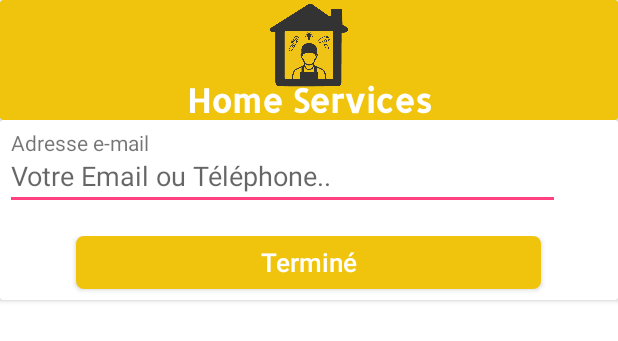
After one commit to harasarah/AtelierGL, an Android app: the layout activity_password_oublier.xml on its own in the app's theme, with its tools: preview values and no code run, on a phone screen of 412 x 824 dp. The commit adds this screen. Shown: the top 341 px of the screen. Run offline under Robolectric (Android 15) with nearby library versions, the phone set to English and light mode, and no system bars.

Commit message:
Password oublié V1

```diff
--- a/app/src/main/java/com/example/sarah/ateliergl/MainActivity.java
+++ b/app/src/main/java/com/example/sarah/ateliergl/MainActivity.java
@@ -8,6 +8,6 @@ public class MainActivity extends AppCompatActivity {
     @Override
     protected void onCreate(Bundle savedInstanceState) {
         super.onCreate(savedInstanceState);
-        setContentView(R.layout.activity_login);
+        setContentView(R.layout.activity_password_oublier);
     }
 }
--- /dev/null
+++ b/app/src/main/res/drawable/background_shape_mail_and_pass.xml
@@ -0,0 +1,6 @@
+<?xml version="1.0" encoding="utf-8"?>
+<shape xmlns:android="http://schemas.android.com/apk/res/android" android:shape="rectangle">
+<solid android:color="#fff"/>
+    <corners android:radius="0dp"></corners>
+    <stroke android:width="2dp"></stroke>
+</shape>
--- /dev/null
+++ b/app/src/main/res/drawable/rectangle_password_oublier.xml
@@ -0,0 +1,11 @@
+<?xml version="1.0" encoding="utf-8"?>
+<shape xmlns:android="http://schemas.android.com/apk/res/android" android:id="@+id/listview_background_shape">
+    <stroke android:width="2dp" android:color="#ff207d94" />
+    <padding android:left="2dp"
+        android:top="2dp"
+        android:right="2dp"
+        android:bottom="2dp" />
+    <corners android:radius="5dp" />
+    <solid android:color="#f0c40d" />
+    <stroke android:width="0dp"/>
+</shape>
--- /dev/null
+++ b/app/src/main/res/layout/activity_password_oublier.xml
@@ -0,0 +1,100 @@
+<?xml version="1.0" encoding="utf-8"?>
+<RelativeLayout xmlns:android="http://schemas.android.com/apk/res/android"
+    xmlns:app="http://schemas.android.com/apk/res-auto"
+    xmlns:tools="http://schemas.android.com/tools"
+    android:layout_width="match_parent"
+    android:layout_height="match_parent"
+    android:background="@android:color/white"
+    tools:context=".MainActivity">
+
+    <android.support.v7.widget.CardView
+        android:id="@+id/cardview1"
+        android:layout_width="match_parent"
+        android:layout_height="80dp"
+
+
+        app:cardBackgroundColor="#f0c40d">
+
+        <RelativeLayout
+            android:layout_width="200dp"
+            android:layout_height="90dp"
+            android:layout_gravity="center"
+            android:id="@+id/rl1">
+
+            <ImageView
+                android:id="@+id/imageView"
+                android:layout_width="match_parent"
+                android:layout_height="55dp"
+                android:contentDescription="Logo haut"
+                app:srcCompat="@drawable/logo_house_services2"
+                android:layout_marginTop="7dp"
+
+                />
+
+            <TextView
+                android:layout_width="match_parent"
+                android:layout_height="26dp"
+                android:layout_below="@id/imageView"
+                android:layout_marginTop="-6dp"
+                android:fontFamily="@font/allerta"
+                android:gravity="center_horizontal"
+                android:text="Home Services"
+                android:textColor="#fff"
+                android:textSize="22sp"
+                android:textStyle="bold"
+
+
+                app:fontFamily="@font/allerta" />
+        </RelativeLayout>
+    </android.support.v7.widget.CardView>
+    <android.support.v7.widget.CardView
+        android:layout_width="match_parent"
+        android:layout_height="120dp"
+        android:layout_below="@id/cardview1"
+        android:background="@drawable/background_shape_mail_and_pass">
+        <RelativeLayout
+            android:layout_width="match_parent"
+            android:layout_height="match_parent">
+        <TextView
+            android:id="@+id/mail_adresse"
+            android:layout_width="100dp"
+            android:layout_height="20dp"
+            android:text="Adresse e-mail"
+            android:layout_marginLeft="7dp"
+            android:layout_marginTop="5dp"
+            />
+
+        <EditText
+            android:id="@+id/champ_email"
+            android:layout_width="370dp"
+            android:layout_height="40dp"
+            android:hint="@string/CONNEXION_email_hint"
+            android:layout_marginTop="20dp"
+            android:layout_marginLeft="3dp"
+            />
+        <RelativeLayout
+            android:layout_width="match_parent"
+            android:layout_height="50dp"
+            android:layout_alignParentBottom="true"
+            android:gravity="center_horizontal"
+            android:layout_marginBottom="-7dp">
+        <Button
+            android:layout_width="310dp"
+            android:layout_height="35dp"
+            android:text="Terminé"
+            android:textColor="#fff"
+            android:textSize="17sp"
+            android:textAllCaps="false"
+            android:background="@drawable/rectangle_password_oublier"
+            />
+        </RelativeLayout>
+        </RelativeLayout>
+    </android.support.v7.widget.CardView>
+
+
+
+
+
+
+
+</RelativeLayout>
```
Also changed, not shown: app/src/main/res/drawable/logo_house_services2.png (added), app/src/main/res/font/allerta.ttf (added).
